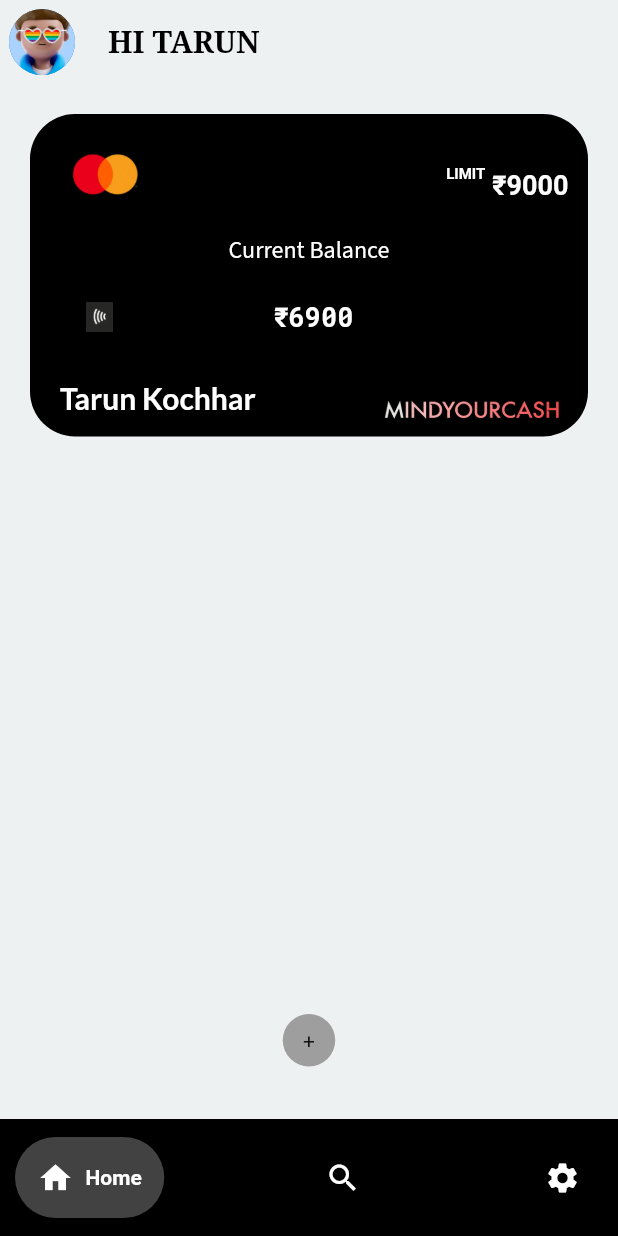
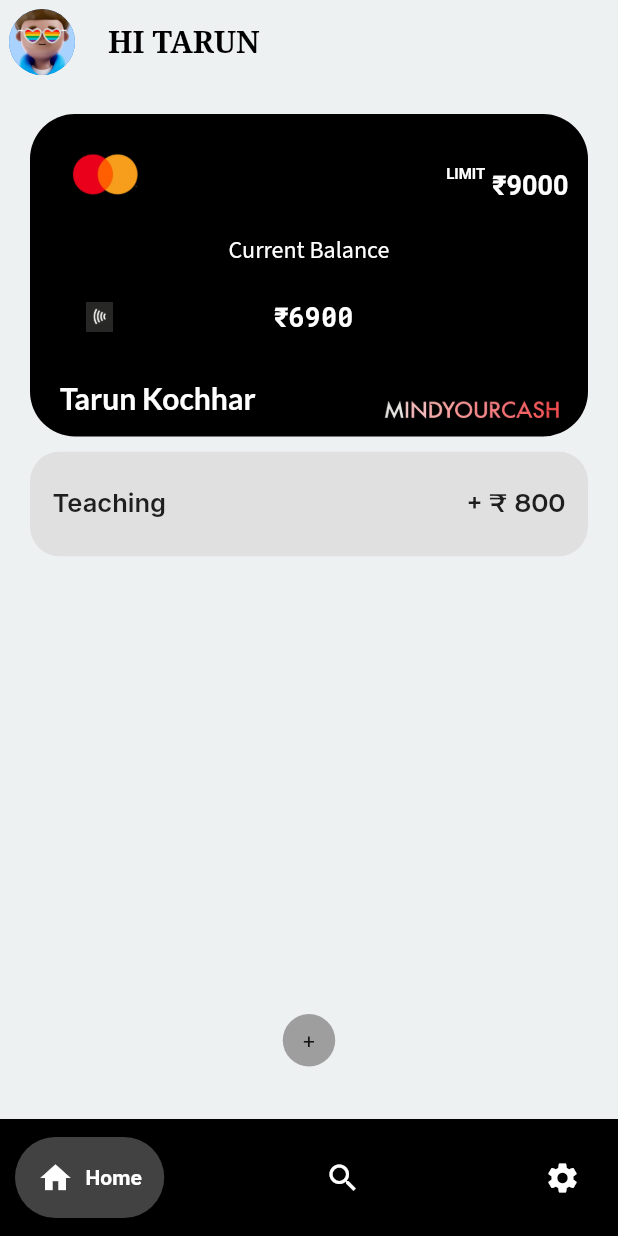
Before and after one commit to owhynotme/Expense-Tracker, a Flutter app: the screen it shows once a user with an empty profile is signed in, on a phone screen of 412 x 824 dp. Run offline on Flutter 3.47's test engine with Material 2 defaults, Android fonts, the light colour scheme and no system bars; drawn by our look-alikes of google_nav_bar; our stand-ins replace firebase_auth, firebase_core, google_fonts; missing offline and left inert: gsheets; accounts and stored records are empty; statements that could not run were skipped; key blocks and very long unbroken strings in the code were emptied for the run.

Commit message:
Added Transactions Pannel

```diff
--- a/lib/Trasactions.dart
+++ b/lib/Trasactions.dart
@@ -1,16 +1,17 @@
 import 'package:flutter/material.dart';
+import 'package:google_fonts/google_fonts.dart';
 
 class TransPage extends StatelessWidget {
-  // final String transactionName;
-  // final int amount;
-  // final String incomeExpense;
-  // // final String comments;
+  final String transactionName;
+  final int amount;
+  final String incomeExpense;
+  // final String comments;
 
-  // MyTransaction({
-  //   required this.transactionName,
-  //   required this.money,
-  //   required this.expenseOrIncome,
-  // });
+  TransPage({
+    required this.transactionName,
+    required this.amount,
+    required this.incomeExpense,
+  });
 
   @override
   Widget build(BuildContext context) {
@@ -25,10 +26,16 @@ class TransPage extends StatelessWidget {
             child: Row(
               mainAxisAlignment: MainAxisAlignment.spaceBetween,
               children: [
-                //   Text(transactionName),
-                //   Text('\u{20B9} $amount'),
-                Text('transactionName'),
-                Text('\u{20B9} 99'),
+                // Icon(Icons.cash)
+                Text(transactionName,
+                    style: GoogleFonts.inter(
+                        fontWeight: FontWeight.w600, fontSize: 17)),
+                // Text(),
+                Text(
+                    (incomeExpense == 'income' ? '+ ' : '- ') +
+                        '\u{20B9} $amount',
+                    style: GoogleFonts.montserrat(
+                        fontWeight: FontWeight.w600, fontSize: 17)),
               ],
             ),
           ),
--- a/lib/UI-Homepage.dart
+++ b/lib/UI-Homepage.dart
@@ -51,8 +51,10 @@ class UIhomePage extends StatelessWidget {
                   child: Column(
                     children: [
                       // TransPage(),
-
-
+                      TransPage(
+                          transactionName: 'Teaching',
+                          amount: 800,
+                          incomeExpense: 'income'),
                     ],
                   ),
                 ),
--- a/lib/User-Card.dart
+++ b/lib/User-Card.dart
@@ -3,7 +3,7 @@ import 'package:google_fonts/google_fonts.dart';
 
 class cardUI extends StatelessWidget {
   const cardUI({super.key});
-
+  // cardUI({required this.balance});
   @override
   Widget build(BuildContext context) {
     final int balance = 6900;
```
